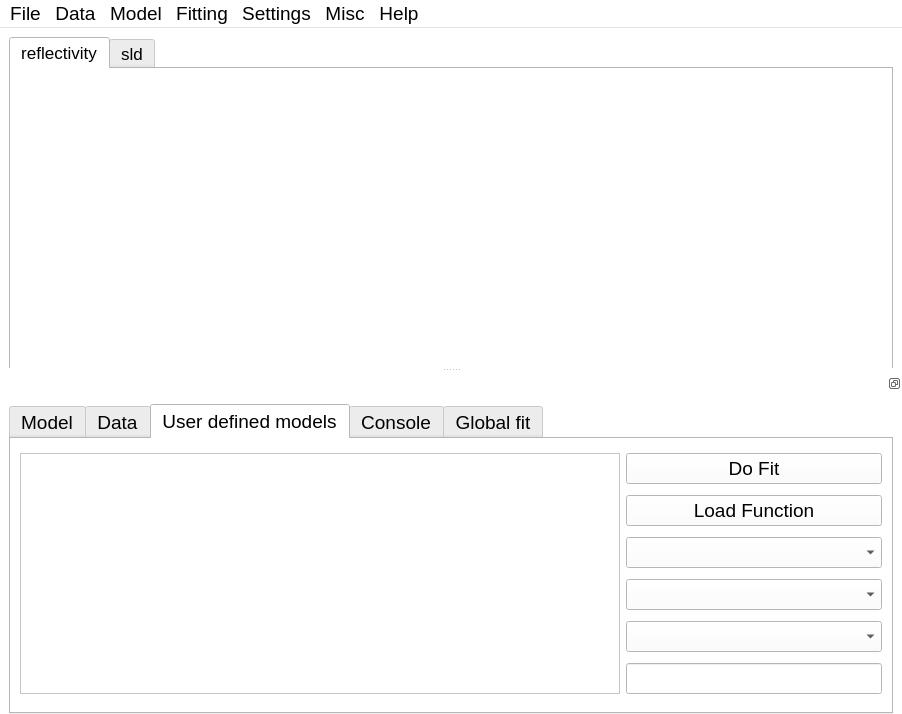
Qt form motofit/Motofit.ui (refnx/refnx) before a commit.
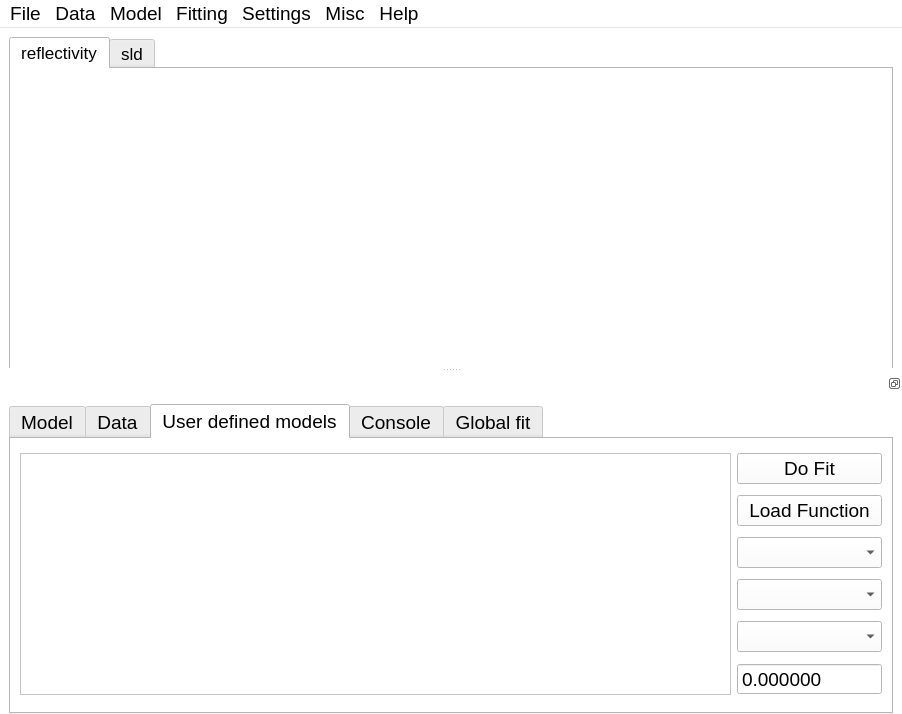
The same form after that commit. The open tabs and pages were chosen to show the change. Icons and pictures are not drawn.

Commit message: qt refactor, getting the UDF fitting working

What changed in the file:
```diff
--- a/motofit/Motofit.ui
+++ b/motofit/Motofit.ui
@@ -1214,9 +1214,6 @@
          <item row="4" column="1">
           <widget class="QComboBox" name="UDFmodel_comboBox"/>
          </item>
-         <item row="5" column="1">
-          <widget class="QLineEdit" name="chi2UDF"/>
-         </item>
          <item row="0" column="0" rowspan="6">
           <widget class="QTableView" name="UDFmodelView">
            <property name="enabled">
@@ -1230,6 +1227,25 @@
            </property>
           </widget>
          </item>
+         <item row="5" column="1">
+          <widget class="QDoubleSpinBox" name="chi2UDF">
+           <property name="enabled">
+            <bool>true</bool>
+           </property>
+           <property name="readOnly">
+            <bool>true</bool>
+           </property>
+           <property name="buttonSymbols">
+            <enum>QAbstractSpinBox::NoButtons</enum>
+           </property>
+           <property name="decimals">
+            <number>6</number>
+           </property>
+           <property name="maximum">
+            <double>999999999.999999046325684</double>
+           </property>
+          </widget>
+         </item>
         </layout>
        </widget>
        <widget class="QWidget" name="tab_4">
```
The commit also changes 2 other files.
